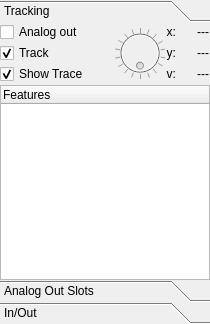
This is ui/tab_objectsUi.ui in wonkoderverstaendige/Spotter as Qt 5 draws it before an edit. The edited form follows.
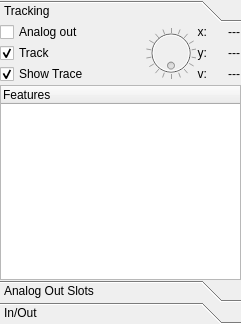
This is the edited form.

Patch:
```diff
--- a/ui/tab_objectsUi.ui
+++ b/ui/tab_objectsUi.ui
@@ -6,7 +6,7 @@
    <rect>
     <x>0</x>
     <y>0</y>
-    <width>210</width>
+    <width>241</width>
     <height>324</height>
    </rect>
   </property>
@@ -47,7 +47,7 @@
          <rect>
           <x>0</x>
           <y>0</y>
-          <width>208</width>
+          <width>239</width>
           <height>259</height>
          </rect>
         </property>
```
Left out of the diff: 4 changed lines with no effect on the pictures.
